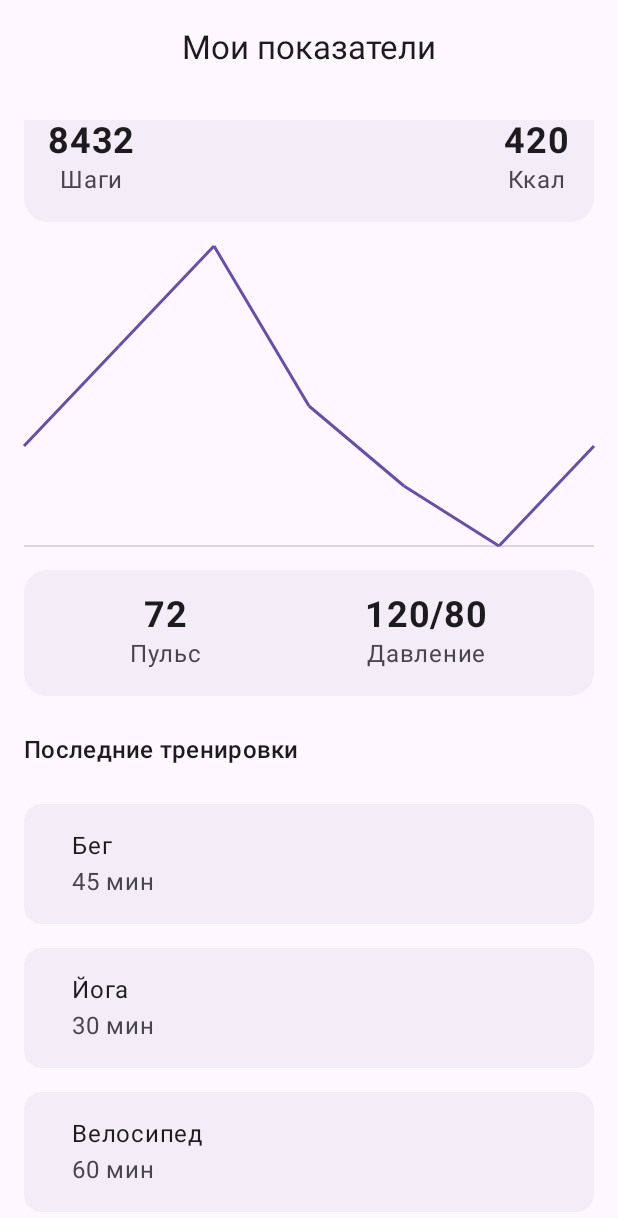
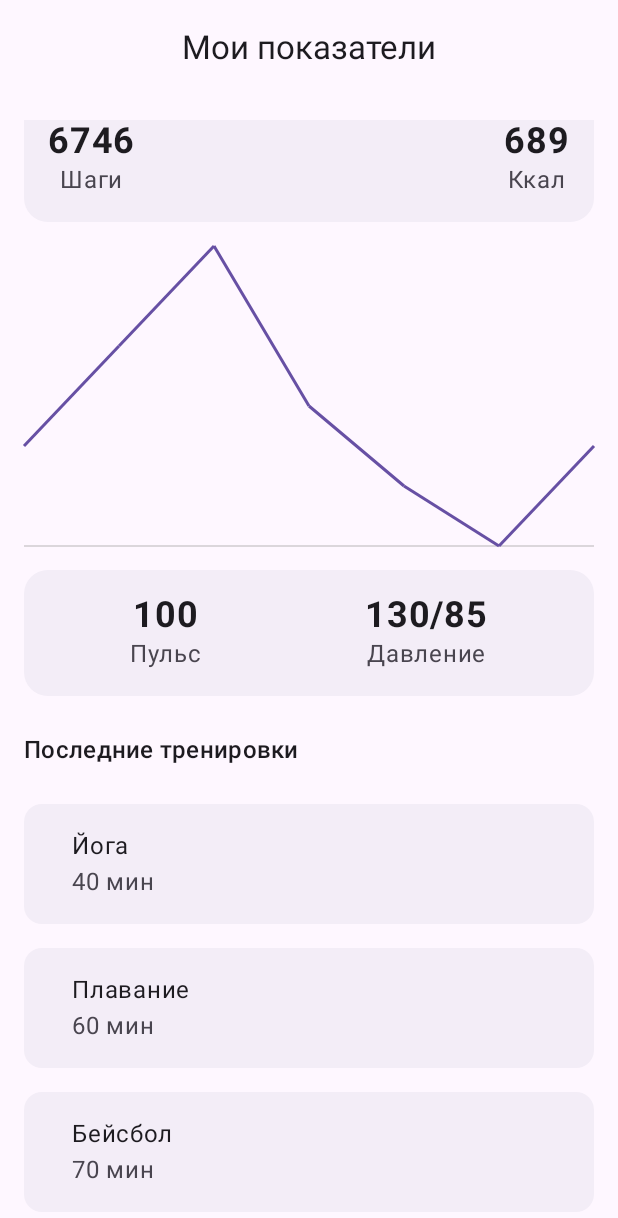
Before and after one commit to foliageh/zozh-mobile, an Android app built with Jetpack Compose: the composable HealthDashboardScreen shown on its own in the app's theme, scrolled down 16 dp, on a phone screen of 412 x 824 dp. Shown: the top 1218 px of the screen. Run offline under Robolectric (Android 15) with nearby library versions, the phone set to English and light mode, and no system bars.

```diff
--- /dev/null
+++ b/app/src/main/java/com/rmpteam/zozh/data/physicalActivity/FakeActivityRepository.kt
@@ -0,0 +1,45 @@
+package com.rmpteam.zozh.data.physicalActivity
+
+import com.rmpteam.zozh.ui.physicalActivity.Workout
+import kotlin.random.Random
+
+
+class FakeActivityRepository {
+    private val workouts = listOf(
+        Workout("Бег", "30 мин"),
+        Workout("Велосипед", "45 мин"),
+        Workout("Ходьба", "20 мин"),
+        Workout("Плавание", "60 мин"),
+        Workout("Йога", "40 мин"),
+        Workout("Баскетбол", "50 мин"),
+        Workout("Волейбол", "45 мин"),
+        Workout("Гандбол", "30 мин"),
+        Workout("Бейсбол", "70 мин"),
+        Workout("Пилатес", "20 мин"),
+        Workout("Фитнес", "60 мин"),
+        Workout("Теннис", "80 мин"),
+        )
+
+    private val heartRates = listOf(65, 70, 72, 75, 80, 85, 90, 100, 120, 135, 140)
+    private val bloodPressures = listOf(120 to 80, 130 to 85, 125 to 75, 140 to 90, 115 to 75)
+
+    fun getLastThreeActivities(): List<Workout> {
+        return workouts.shuffled().take(3)
+    }
+
+    fun getCurrentHeartRate(): Int {
+        return heartRates.random()
+    }
+
+    fun getSteps(): Int {
+        return (2000..10000).random()
+    }
+
+    fun getCalories(): Int {
+        return (50..1000).random()
+    }
+
+    fun getHeartPressure(): Pair<Int, Int> {
+        return bloodPressures.random()
+    }
+}
--- a/app/src/main/java/com/rmpteam/zozh/ui/physicalActivity/HealthDashboardScreen.kt
+++ b/app/src/main/java/com/rmpteam/zozh/ui/physicalActivity/HealthDashboardScreen.kt
@@ -19,22 +19,23 @@ import androidx.compose.ui.text.font.FontWeight
 import androidx.compose.ui.tooling.preview.Preview
 import androidx.compose.ui.unit.dp
 import androidx.compose.ui.unit.sp
+import com.rmpteam.zozh.data.physicalActivity.FakeActivityRepository
 
 @OptIn(ExperimentalMaterial3Api::class)
 @Composable
 fun HealthDashboardScreen() {
-    val steps = remember { mutableStateOf(8432) }
-    val calories = remember { mutableStateOf(420) }
-    val heartRate = remember { mutableStateOf(72) }
-    val bloodPressure = remember { mutableStateOf("120/80") }
+    val repository = remember { FakeActivityRepository() }
 
-    val workouts = remember {
-        listOf(
-            Workout("Бег", "45 мин"),
-            Workout("Йога", "30 мин"),
-            Workout("Велосипед", "60 мин")
+    val steps = remember { mutableStateOf(repository.getSteps()) }
+    val calories = remember { mutableStateOf(repository.getCalories()) }
+    val heartRate = remember { mutableStateOf(repository.getCurrentHeartRate()) }
+    val bloodPressure = remember {
+        mutableStateOf(
+            repository.getHeartPressure().let { "${it.first}/${it.second}" }
         )
     }
+
+    val workouts = remember { repository.getLastThreeActivities() }
 
     Scaffold(
         topBar = {
@@ -81,6 +82,7 @@ fun HealthDashboardScreen() {
         }
     }
 }
+
 @Composable
 fun StepsAndCaloriesCard(steps: Int, calories: Int) {
     Card(
@@ -104,6 +106,7 @@ fun StepsAndCaloriesCard(steps: Int, calories: Int) {
         }
     }
 }
+
 @Composable
 fun HealthMetric(value: String, label: String) {
     Column(horizontalAlignment = Alignment.CenterHorizontally) {
```
